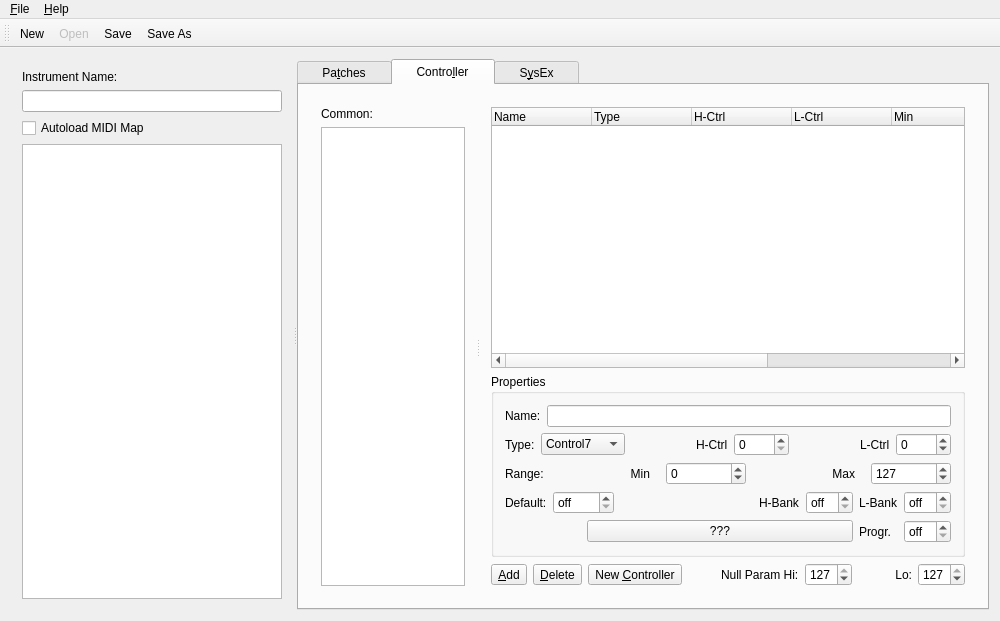
The window that oom/instruments/editinstrumentbase.ui (ccherrett/oom) describes before a commit, drawn with Qt 5.
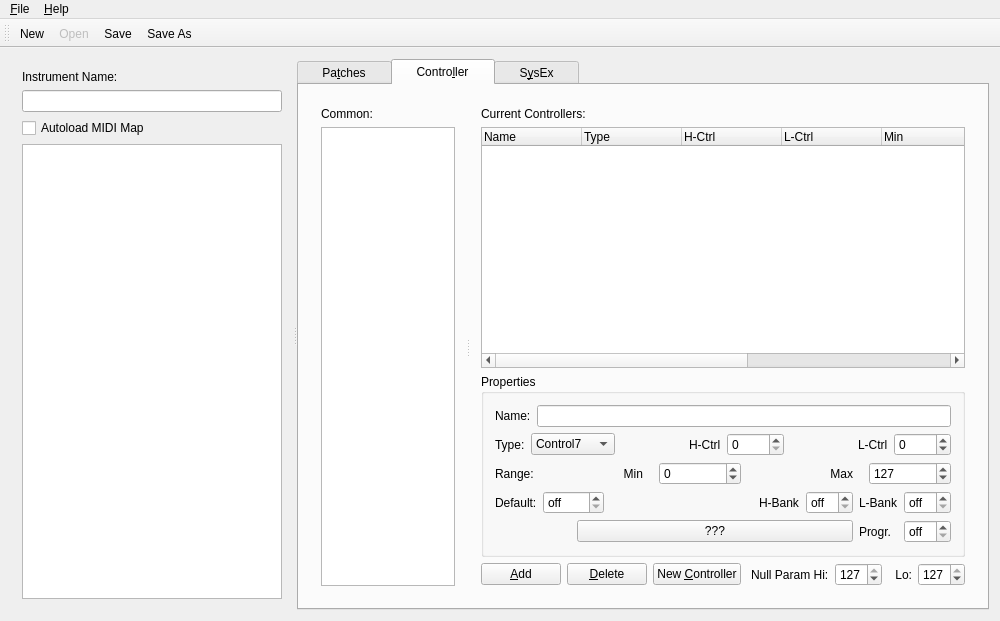
The same window after the commit. The open tabs and pages were chosen to show the change.

```diff
--- a/oom/instruments/editinstrumentbase.ui
+++ b/oom/instruments/editinstrumentbase.ui
@@ -613,6 +613,13 @@
            </widget>
            <widget class="QWidget" name="layout17">
             <layout class="QVBoxLayout">
+             <item>
+              <widget class="QLabel" name="label_7">
+               <property name="text">
+                <string>Current Controllers:</string>
+               </property>
+              </widget>
+             </item>
              <item>
               <widget class="QTreeWidget" name="viewController">
                <property name="toolTip">
@@ -1244,7 +1251,7 @@
              <item>
               <layout class="QHBoxLayout">
                <item>
-                <widget class="QToolButton" name="addController">
+                <widget class="QPushButton" name="addController">
                  <property name="toolTip">
                   <string>Add common controller</string>
                  </property>
@@ -1257,7 +1264,7 @@
                 </widget>
                </item>
                <item>
-                <widget class="QToolButton" name="deleteController">
+                <widget class="QPushButton" name="deleteController">
                  <property name="toolTip">
                   <string>Delete controller</string>
                  </property>
@@ -1270,7 +1277,7 @@
                 </widget>
                </item>
                <item>
-                <widget class="QToolButton" name="newController">
+                <widget class="QPushButton" name="newController">
                  <property name="toolTip">
                   <string>Create a new controller</string>
                  </property>
```
Left out of the diff: 13 changed lines with no effect on the pictures.
